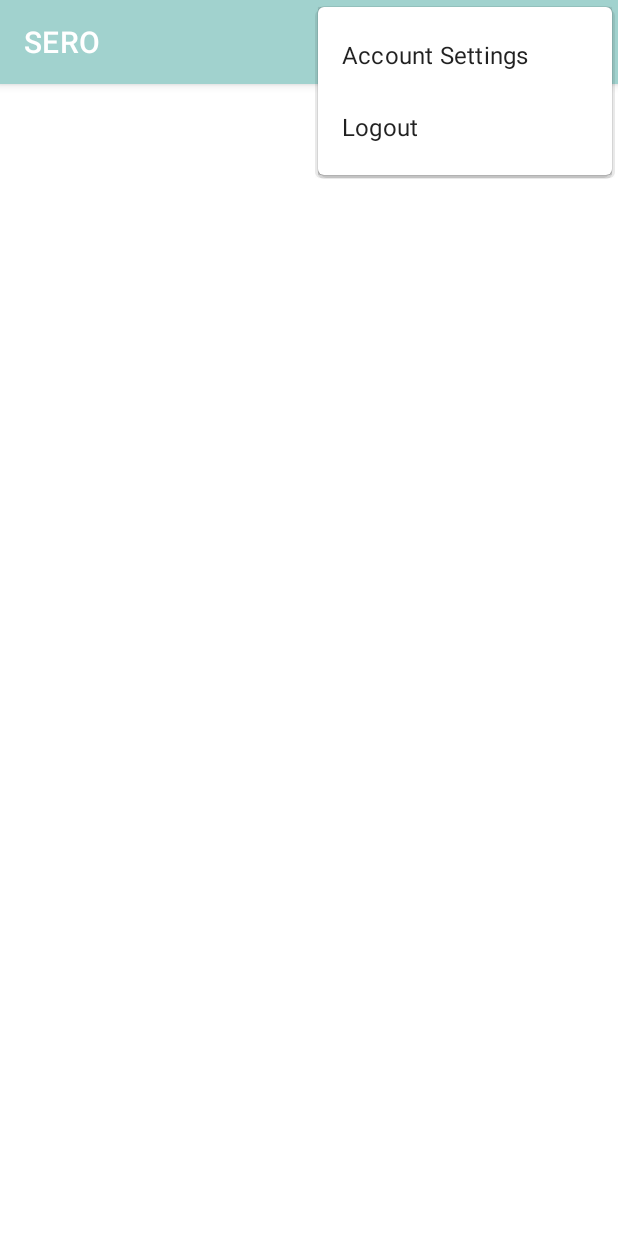
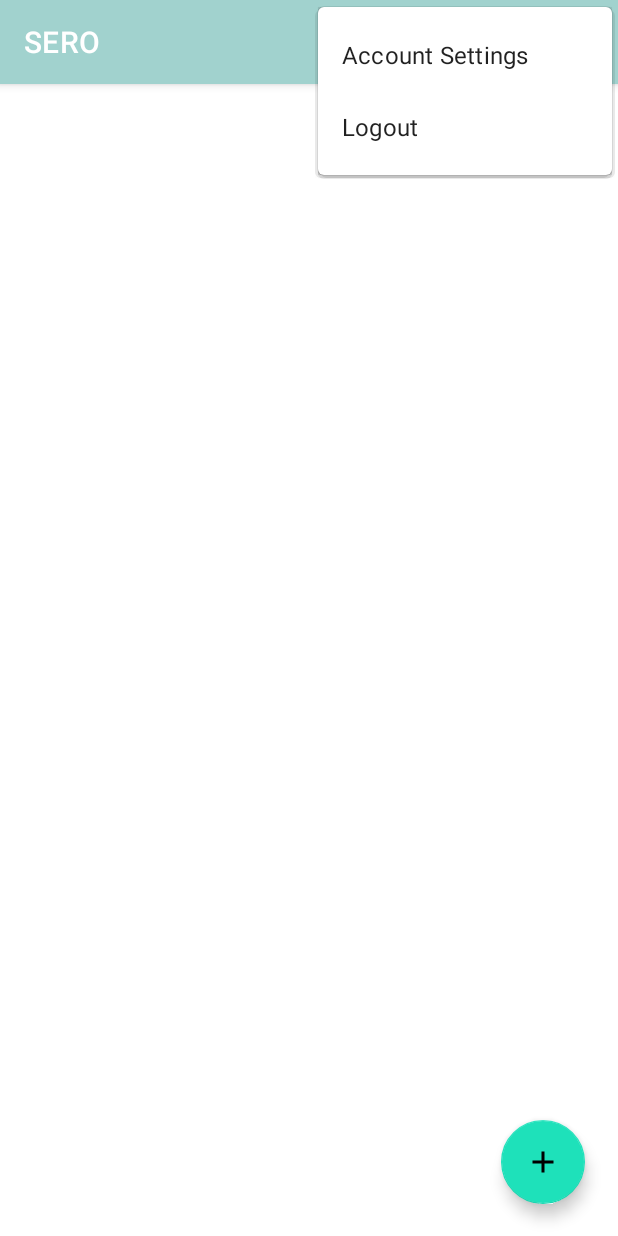
Before and after one commit to jupeeter8/SERO, an Android app: the screen it shows after launch once a user with an empty profile is signed in (MainActivity), with the options menu open, on a phone screen of 412 x 824 dp. Run offline under Robolectric (Android 15) with nearby library versions, the phone set to English and light mode, and no system bars; our stand-ins replace Firebase (no records; nobody signed in at launch, a user with empty details on screens opened directly).

Commit message:
Started working on New Post activity

```diff
--- a/app/src/main/java/com/example/serobeta0/MainActivity.java
+++ b/app/src/main/java/com/example/serobeta0/MainActivity.java
@@ -8,8 +8,12 @@ import android.content.Intent;
 import android.os.Bundle;
 import android.view.Menu;
 import android.view.MenuItem;
+import android.view.View;
+import android.widget.Button;
 import android.widget.Toast;
 
+import com.google.android.material.card.MaterialCardView;
+import com.google.android.material.floatingactionbutton.FloatingActionButton;
 import com.google.firebase.auth.FirebaseAuth;
 import com.google.firebase.auth.FirebaseUser;
 
@@ -18,23 +22,38 @@ public class MainActivity extends AppCompatActivity {
     private Toolbar mainToolbar;
 
     private FirebaseAuth mAuth;
+    private FloatingActionButton addButton;
 
     @Override
     protected void onCreate(Bundle savedInstanceState) {
         super.onCreate(savedInstanceState);
         setContentView(R.layout.activity_main);
 
+        //Variable initialization
         mAuth = FirebaseAuth.getInstance();
+        addButton = findViewById(R.id.mainNew);
+        mainToolbar = (androidx.appcompat.widget.Toolbar) findViewById(R.id.myTool);
 
-        mainToolbar = (androidx.appcompat.widget.Toolbar) findViewById(R.id.myTool);
+
         setSupportActionBar(mainToolbar);
         getSupportActionBar().setTitle("SERO");
+
+        addButton.setOnClickListener(new View.OnClickListener() {
+            @Override
+            public void onClick(View v) {
+             Intent postIntent = new Intent(MainActivity.this, NewPost.class);
+             startActivity(postIntent);
+            }
+        });
+
     }
+
 
     @Override
     protected void onStart() {
         super.onStart();
 
+        //Checking if user is logged in
         FirebaseUser currentUser = FirebaseAuth.getInstance().getCurrentUser();
         if (currentUser == null){
 
@@ -44,7 +63,7 @@ public class MainActivity extends AppCompatActivity {
     }
 
 
-
+    //Inflating menu options
     @Override
     public boolean onCreateOptionsMenu(Menu menu) {
 
@@ -55,6 +74,7 @@ public class MainActivity extends AppCompatActivity {
 
     }
 
+    //Menu functions
     @Override
     public boolean onOptionsItemSelected(@NonNull MenuItem item) {
 
@@ -78,11 +98,13 @@ public class MainActivity extends AppCompatActivity {
         }
     }
 
+    //Logging out the user
     private void Logout() {
         mAuth.signOut();
         sendToLogin();
     }
 
+    //Login intent
     private void sendToLogin() {
         Intent loginintent = new Intent(MainActivity.this, LoginActivity.class);
         startActivity(loginintent);
--- /dev/null
+++ b/app/src/main/res/drawable/ic_add.xml
@@ -0,0 +1,10 @@
+<vector xmlns:android="http://schemas.android.com/apk/res/android"
+    android:width="24dp"
+    android:height="24dp"
+    android:viewportWidth="24"
+    android:viewportHeight="24"
+    android:tint="?attr/colorControlNormal">
+  <path
+      android:fillColor="@android:color/white"
+      android:pathData="M19,13h-6v6h-2v-6H5v-2h6V5h2v6h6v2z"/>
+</vector>
--- a/app/src/main/res/layout/activity_main.xml
+++ b/app/src/main/res/layout/activity_main.xml
@@ -8,6 +8,7 @@
     tools:context=".MainActivity">
 
     <com.google.android.material.appbar.AppBarLayout
+        android:id="@+id/appBarLayout"
         android:layout_width="match_parent"
         android:layout_height="wrap_content"
         app:layout_constraintEnd_toEndOf="parent"
@@ -26,4 +27,19 @@
             app:layout_constraintTop_toTopOf="parent"
             app:titleTextColor="#FFFFFF" />
     </com.google.android.material.appbar.AppBarLayout>
+
+    <com.google.android.material.floatingactionbutton.FloatingActionButton
+        android:id="@+id/mainNew"
+        android:layout_width="wrap_content"
+        android:layout_height="wrap_content"
+        android:layout_marginStart="333dp"
+        android:layout_marginEnd="22dp"
+        android:layout_marginBottom="21dp"
+        android:clickable="true"
+        app:layout_constraintBottom_toBottomOf="parent"
+        app:layout_constraintEnd_toEndOf="parent"
+        app:layout_constraintStart_toStartOf="parent"
+        app:srcCompat="@drawable/ic_add" />
+
+
 </androidx.constraintlayout.widget.ConstraintLayout>
```
Also changed, not shown: app/src/main/AndroidManifest.xml (+4 -5 lines), app/src/main/java/com/example/serobeta0/NewPost.java (added, +93 -0 lines), app/src/main/res/layout/activity_new_post.xml (added, +89 -0 lines).
